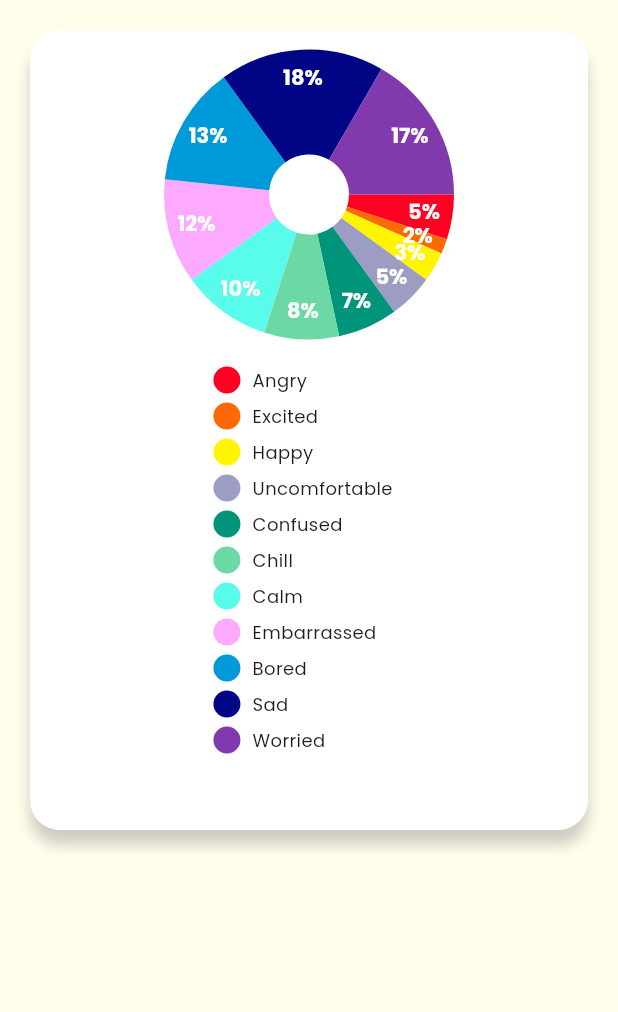
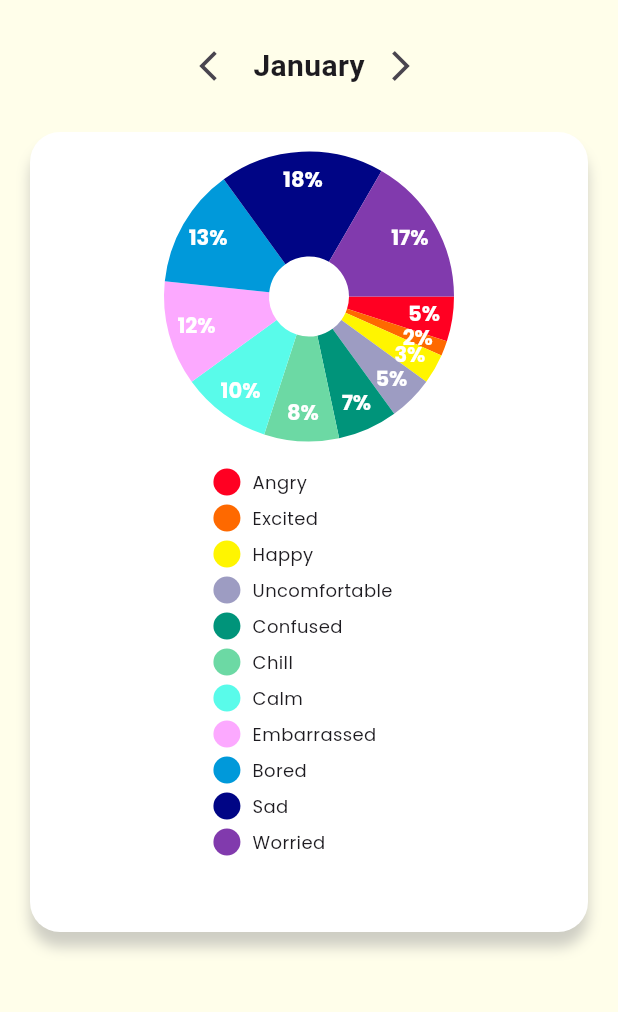
Before and after one commit to ARNE-08/Mood-Palette, a Flutter app: the screen it shows after launch, on a phone screen of 412 x 824 dp, the part 84-1096 px from its top. Run offline on Flutter 3.47's test engine with Material 3 defaults, Android fonts, the phone set to English and light mode, and no system bars; drawn by our look-alikes of pie_chart; our stand-ins replace google_fonts.

Commit message:
[EDIT] update stat page

```diff
--- a/mood_palette/lib/screen/statistic/stat.dart
+++ b/mood_palette/lib/screen/statistic/stat.dart
@@ -2,8 +2,29 @@ import 'package:flutter/material.dart';
 import 'package:google_fonts/google_fonts.dart';
 import 'package:pie_chart/pie_chart.dart';
 
-class StatPage extends StatelessWidget {
+class StatPage extends StatefulWidget {
   const StatPage({Key? key}) : super(key: key);
+
+  @override
+  _StatPageState createState() => _StatPageState();
+}
+
+class _StatPageState extends State<StatPage> {
+  int currentMonthIndex = 0;
+  final List<String> months = [
+    'January',
+    'February',
+    'March',
+    'April',
+    'May',
+    'June',
+    'July',
+    'August',
+    'September',
+    'October',
+    'November',
+    'December'
+  ];
 
   @override
   Widget build(BuildContext context) {
@@ -63,14 +84,37 @@ class StatPage extends StatelessWidget {
         ),
       ),
       body: Container(
-        color: Color.fromRGBO(255, 254, 234, 1),
+        color: Color.fromRGBO(255, 254, 234, 1), // Set background color here
         width: double.infinity,
         height: double.infinity,
-        child: SingleChildScrollView(
         child: Column(
-            mainAxisAlignment: MainAxisAlignment.start,
-            crossAxisAlignment: CrossAxisAlignment.center,
           children: [
+            SizedBox(height: 20),
+            Row(
+              mainAxisAlignment: MainAxisAlignment.center,
+              children: [
+                IconButton(
+                  onPressed: () {
+                    setState(() {
+                      currentMonthIndex = (currentMonthIndex - 1) % months.length;
+                    });
+                  },
+                  icon: Icon(Icons.arrow_back_ios),
+                ),
+                Text(
+                  months[currentMonthIndex],
+                  style: TextStyle(fontSize: 20, fontWeight: FontWeight.bold),
+                ),
+                IconButton(
+                  onPressed: () {
+                    setState(() {
+                      currentMonthIndex = (currentMonthIndex + 1) % months.length;
+                    });
+                  },
+                  icon: Icon(Icons.arrow_forward_ios),
+                ),
+              ],
+            ),
             SizedBox(height: 20),
             Padding(
               padding: const EdgeInsets.symmetric(horizontal: 20),
@@ -132,7 +176,6 @@ class StatPage extends StatelessWidget {
           ],
         ),
       ),
-      ),
     );
   }
 }
```
Lines whose indentation alone changed are shown as unchanged.
